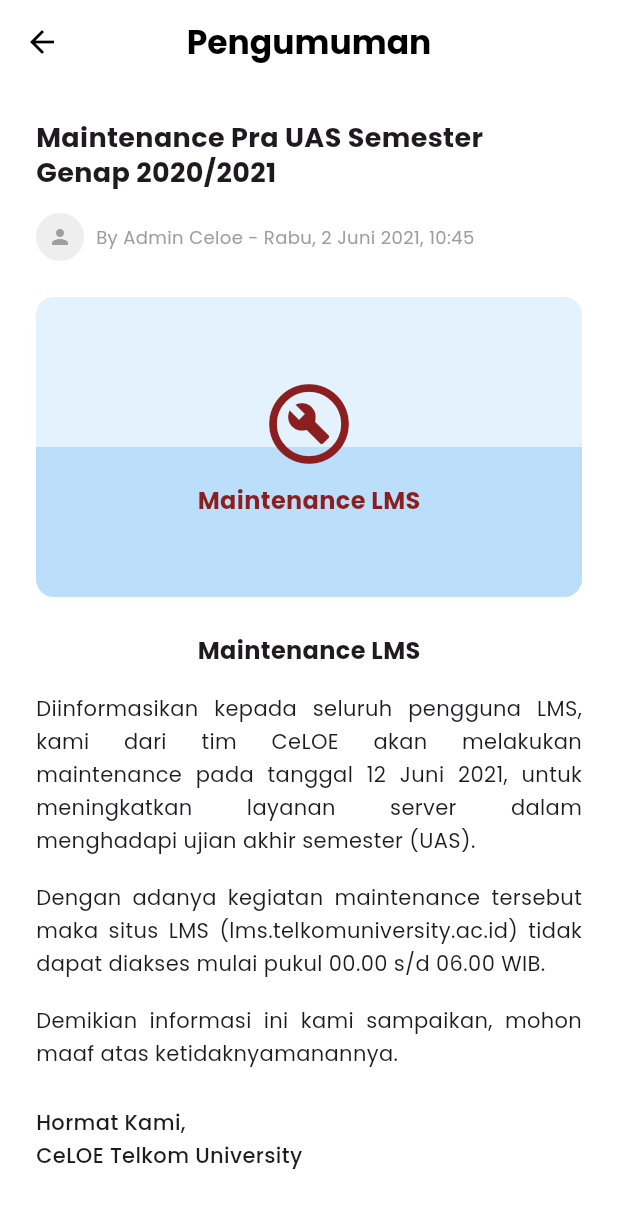
After one commit to iqbalurrofiq/Lentera2, a Flutter app: the HomePage screen opened by its route, after a tap on "Info Maintenance Server", on a phone screen of 412 x 824 dp. The commit adds this screen. Shown: the top 1208 px of the screen. Run offline on Flutter 3.47's test engine with Material 3 defaults, Android fonts, the phone set to English and light mode, and no system bars; our stand-ins replace google_fonts.

Commit message:
Pengumuman Maintenance

```diff
--- /dev/null
+++ b/lentera/lib/pages/announcement_detail_page.dart
@@ -0,0 +1,139 @@
+import 'package:flutter/material.dart';
+import '../theme/colors.dart';
+
+class AnnouncementDetailPage extends StatelessWidget {
+  const AnnouncementDetailPage({super.key});
+
+  @override
+  Widget build(BuildContext context) {
+    return Scaffold(
+      backgroundColor: Colors.white,
+      appBar: AppBar(
+        leading: const BackButton(color: Colors.black),
+        title: const Text(
+          'Pengumuman',
+          style: TextStyle(color: Colors.black, fontWeight: FontWeight.bold),
+        ),
+        centerTitle: true,
+        backgroundColor: Colors.white,
+        elevation: 0,
+      ),
+      body: SingleChildScrollView(
+        padding: const EdgeInsets.all(24.0),
+        child: Column(
+          crossAxisAlignment: CrossAxisAlignment.start,
+          children: [
+            // Title
+            const Text(
+              'Maintenance Pra UAS Semester Genap 2020/2021',
+              style: TextStyle(
+                fontSize: 18,
+                fontWeight: FontWeight.bold,
+                height: 1.3,
+              ),
+            ),
+            const SizedBox(height: 16),
+
+            // Metadata
+            Row(
+              children: [
+                CircleAvatar(
+                  radius: 16,
+                  backgroundColor: Colors.grey[200],
+                  child: const Icon(Icons.person, size: 16, color: Colors.grey),
+                ),
+                const SizedBox(width: 8),
+                const Expanded(
+                  child: Text(
+                    'By Admin Celoe - Rabu, 2 Juni 2021, 10:45',
+                    style: TextStyle(fontSize: 12, color: Colors.grey),
+                  ),
+                ),
+              ],
+            ),
+            const SizedBox(height: 24),
+
+            // Image
+            Container(
+              width: double.infinity,
+              height: 200,
+              decoration: BoxDecoration(
+                borderRadius: BorderRadius.circular(12),
+                color: Colors.blue[50],
+              ),
+              child: Stack(
+                alignment: Alignment.center,
+                children: [
+                  // Background Illustration Placeholder
+                  // Using a simple composition to mimic the screenshot
+                  Positioned(
+                    bottom: 0,
+                    left: 0,
+                    right: 0,
+                    child: Container(
+                      height: 100,
+                      decoration: BoxDecoration(
+                        color: Colors.blue[100],
+                        borderRadius: const BorderRadius.vertical(bottom: Radius.circular(12)),
+                      ),
+                    ),
+                  ),
+                  const Column(
+                    mainAxisAlignment: MainAxisAlignment.center,
+                    children: [
+                      Icon(Icons.build_circle_outlined, size: 64, color: AppColors.primary),
+                      SizedBox(height: 8),
+                      Text(
+                        'Maintenance LMS',
+                        style: TextStyle(
+                          color: AppColors.primary,
+                          fontWeight: FontWeight.bold,
+                          fontSize: 16,
+                        ),
+                      ),
+                    ],
+                  ),
+                ],
+              ),
+            ),
+            const SizedBox(height: 24),
+
+            // Text Body
+            const Center(
+              child: Text(
+                'Maintenance LMS',
+                style: TextStyle(
+                  fontSize: 16,
+                  fontWeight: FontWeight.bold,
+                ),
+              ),
+            ),
+            const SizedBox(height: 16),
+            const Text(
+              'Diinformasikan kepada seluruh pengguna LMS, kami dari tim CeLOE akan melakukan maintenance pada tanggal 12 Juni 2021, untuk meningkatkan layanan server dalam menghadapi ujian akhir semester (UAS).',
+              style: TextStyle(fontSize: 14, height: 1.6),
+              textAlign: TextAlign.justify,
+            ),
+            const SizedBox(height: 16),
+            const Text(
+              'Dengan adanya kegiatan maintenance tersebut maka situs LMS (lms.telkomuniversity.ac.id) tidak dapat diakses mulai pukul 00.00 s/d 06.00 WIB.',
+              style: TextStyle(fontSize: 14, height: 1.6),
+               textAlign: TextAlign.justify,
+            ),
+            const SizedBox(height: 16),
+            const Text(
+              'Demikian informasi ini kami sampaikan, mohon maaf atas ketidaknyamanannya.',
+              style: TextStyle(fontSize: 14, height: 1.6),
+               textAlign: TextAlign.justify,
+            ),
+             const SizedBox(height: 24),
+            const Text(
+              'Hormat Kami,\nCeLOE Telkom University',
+              style: TextStyle(fontSize: 14, height: 1.6, fontWeight: FontWeight.w500),
+            ),
+          ],
+        ),
+      ),
+    );
+  }
+}
--- a/lentera/lib/pages/home_page.dart
+++ b/lentera/lib/pages/home_page.dart
@@ -7,6 +7,7 @@ import 'course_page.dart';
 import 'assignment_detail_page.dart';
 import 'profile_page.dart';
 import 'notification_page.dart';
+import 'announcement_detail_page.dart'; // Add this import
 
 class HomePage extends StatefulWidget {
   const HomePage({super.key});
@@ -178,7 +179,14 @@ class _HomePageState extends State<HomePage> {
               ),
             ],
           ),
-          Container(
+          InkWell(
+            onTap: () {
+               Navigator.push(
+                context,
+                MaterialPageRoute(builder: (context) => const AnnouncementDetailPage()),
+              );
+            },
+            child: Container(
               height: 150,
               width: double.infinity,
               decoration: BoxDecoration(
@@ -194,6 +202,7 @@ class _HomePageState extends State<HomePage> {
                     SizedBox(height: 8),
                     Text('Info Maintenance Server'),
                   ],
+                ),
               ),
             ),
           ),
```
Lines whose indentation alone changed are shown as unchanged.
